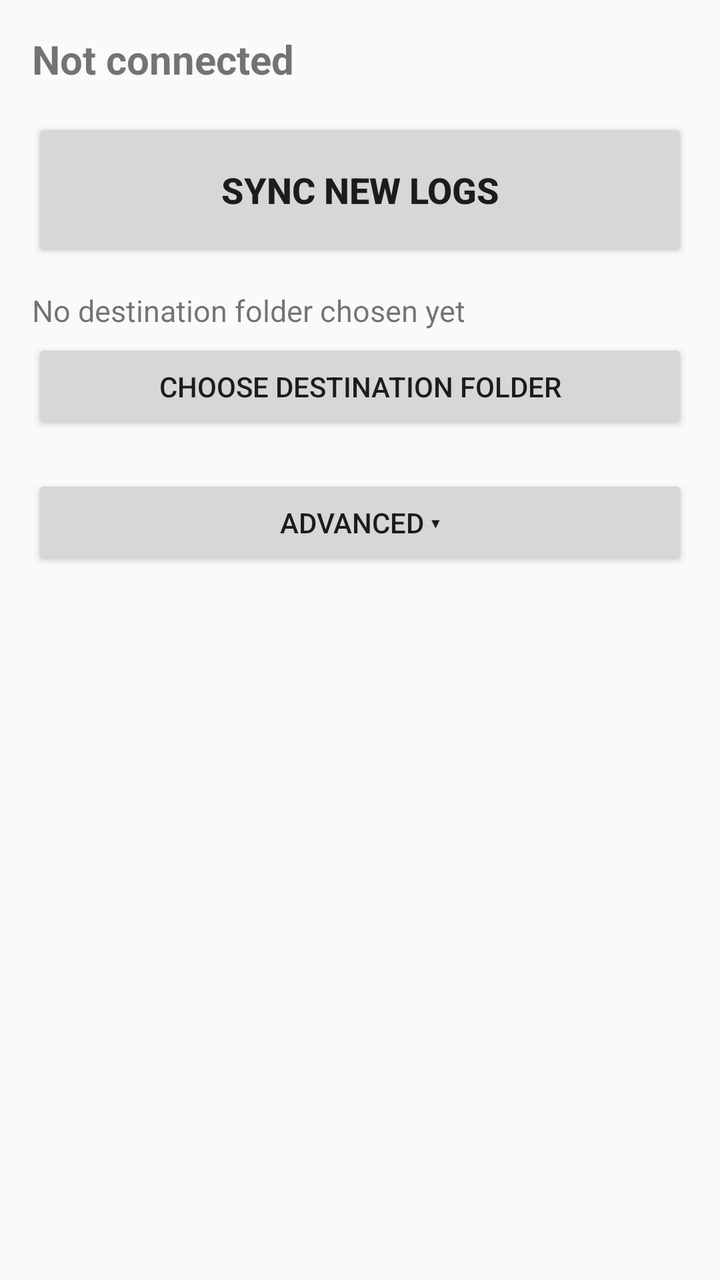
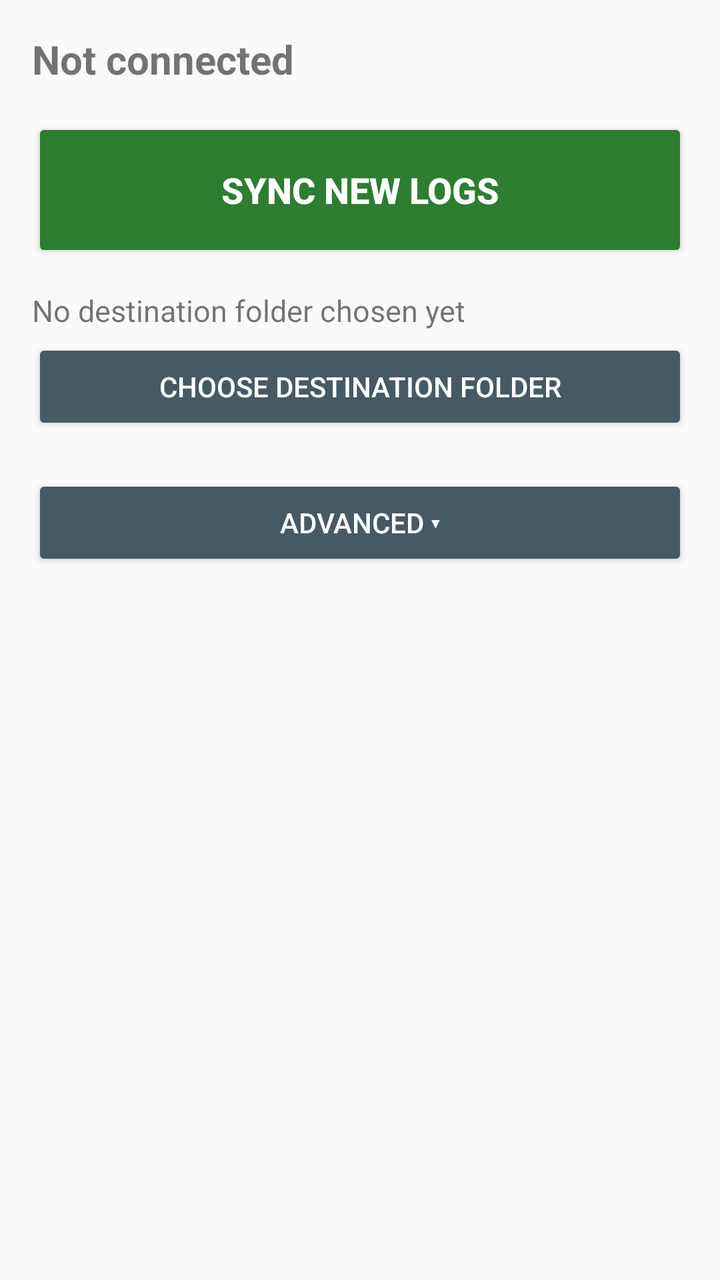

Before-and-after screenshots of an Android layout around one commit, followed by the original layout XML and the change that was made.
<!-- AndroidManifest.xml: application theme Theme.AppCompat.DayNight.NoActionBar -->
<!-- res/layout/activity_main.xml -->
<?xml version="1.0" encoding="utf-8"?>
<ScrollView xmlns:android="http://schemas.android.com/apk/res/android"
    android:layout_width="match_parent"
    android:layout_height="match_parent"
    android:padding="16dp">

    <LinearLayout
        android:layout_width="match_parent"
        android:layout_height="wrap_content"
        android:orientation="vertical">

        
        <TextView
            android:id="@+id/status"
            android:layout_width="match_parent"
            android:layout_height="wrap_content"
            android:textSize="20sp"
            android:textStyle="bold"
            android:text="@string/status_disconnected" />

        
        <TextView
            android:id="@+id/warning"
            android:layout_width="match_parent"
            android:layout_height="wrap_content"
            android:background="#8B0000"
            android:textColor="#FFFFFF"
            android:textSize="16sp"
            android:textStyle="bold"
            android:padding="12dp"
            android:layout_marginTop="8dp"
            android:visibility="gone"
            android:text="@string/warn_not_logging" />

        
        <TextView
            android:id="@+id/progress"
            android:layout_width="match_parent"
            android:layout_height="wrap_content"
            android:layout_marginTop="8dp"
            android:fontFamily="monospace"
            android:textSize="15sp"
            android:textStyle="bold"
            android:visibility="gone"
            android:text="" />

        
        <TextView
            android:id="@+id/summary"
            android:layout_width="match_parent"
            android:layout_height="wrap_content"
            android:layout_marginTop="8dp"
            android:textSize="16sp"
            android:visibility="gone"
            android:text="" />

        
        <Button
            android:id="@+id/btnSync"
            android:layout_width="match_parent"
            android:layout_height="72dp"
            android:layout_marginTop="16dp"
            android:textSize="18sp"
            android:textStyle="bold"
            android:text="@string/btn_sync" />

        
        <TextView
            android:id="@+id/dest"
            android:layout_width="match_parent"
            android:layout_height="wrap_content"
            android:layout_marginTop="14dp"
            android:textSize="15sp"
            android:text="@string/dest_unset" />

        <Button
            android:id="@+id/btnDest"
            android:layout_width="match_parent"
            android:layout_height="wrap_content"
            android:layout_marginTop="4dp"
            android:text="@string/btn_dest" />

        
        <Button
            android:id="@+id/btnAdvanced"
            android:layout_width="match_parent"
            android:layout_height="wrap_content"
            android:layout_marginTop="20dp"
            android:text="@string/btn_advanced_show" />

        <LinearLayout
            android:id="@+id/advanced"
            android:layout_width="match_parent"
            android:layout_height="wrap_content"
            android:orientation="vertical"
            android:visibility="gone">

            <Button
                android:id="@+id/btnConnect"
                android:layout_width="match_parent"
                android:layout_height="wrap_content"
                android:layout_marginTop="8dp"
                android:text="@string/btn_connect" />

            <Button
                android:id="@+id/btnMount"
                android:layout_width="match_parent"
                android:layout_height="wrap_content"
                android:layout_marginTop="8dp"
                android:text="@string/btn_mount" />

            <Button
                android:id="@+id/btnRestore"
                android:layout_width="match_parent"
                android:layout_height="wrap_content"
                android:layout_marginTop="8dp"
                android:text="@string/btn_restore" />

            <Button
                android:id="@+id/btnRestoreEcu"
                android:layout_width="match_parent"
                android:layout_height="wrap_content"
                android:layout_marginTop="8dp"
                android:text="@string/btn_restore_ecu" />

            <Button
                android:id="@+id/btnForget"
                android:layout_width="match_parent"
                android:layout_height="wrap_content"
                android:layout_marginTop="8dp"
                android:text="@string/btn_forget" />
        </LinearLayout>

        <TextView
            android:id="@+id/log"
            android:layout_width="match_parent"
            android:layout_height="wrap_content"
            android:layout_marginTop="20dp"
            android:fontFamily="monospace"
            android:textIsSelectable="true"
            android:textSize="12sp"
            android:text="" />
    </LinearLayout>
</ScrollView>
<!-- resources referenced by this layout -->
<resources>
  <string name="btn_advanced_show">Advanced ▾</string>
  <string name="btn_connect">Reconnect</string>
  <string name="btn_dest">Choose destination folder</string>
  <string name="btn_forget">Forget sync history (re-copy everything)</string>
  <string name="btn_mount">Mount card to phone (manual)</string>
  <string name="btn_restore">Return card to ECU</string>
  <string name="btn_restore_ecu">Force ECU logging</string>
  <string name="btn_sync">SYNC NEW LOGS</string>
  <string name="dest_unset">No destination folder chosen yet</string>
  <string name="status_disconnected">Not connected</string>
  <string name="warn_not_logging">ECU IS NOT LOGGING\nThe card is mounted to the phone. Use \"Return to ECU\" before driving.</string>
</resources>

<!-- the commit's change to res/layout/activity_main.xml (unified diff, before → after) -->
@@ -62,6 +62,8 @@
             android:layout_marginTop="16dp"
             android:textSize="18sp"
             android:textStyle="bold"
+            android:backgroundTint="@color/action_primary"
+            android:textColor="#FFFFFF"
             android:text="@string/btn_sync" />
 
         
@@ -75,6 +77,8 @@
 
         <Button
             android:id="@+id/btnDest"
+            android:backgroundTint="@color/action_neutral"
+            android:textColor="#FFFFFF"
             android:layout_width="match_parent"
             android:layout_height="wrap_content"
             android:layout_marginTop="4dp"
@@ -83,6 +87,8 @@
         
         <Button
             android:id="@+id/btnAdvanced"
+            android:backgroundTint="@color/action_neutral"
+            android:textColor="#FFFFFF"
             android:layout_width="match_parent"
             android:layout_height="wrap_content"
             android:layout_marginTop="20dp"
@@ -97,6 +103,8 @@
 
             <Button
                 android:id="@+id/btnConnect"
+            android:backgroundTint="@color/action_neutral"
+            android:textColor="#FFFFFF"
                 android:layout_width="match_parent"
                 android:layout_height="wrap_content"
                 android:layout_marginTop="8dp"
@@ -104,6 +112,8 @@
 
             <Button
                 android:id="@+id/btnMount"
+            android:backgroundTint="@color/action_caution"
+            android:textColor="#FFFFFF"
                 android:layout_width="match_parent"
                 android:layout_height="wrap_content"
                 android:layout_marginTop="8dp"
@@ -111,6 +121,8 @@
 
             <Button
                 android:id="@+id/btnRestore"
+            android:backgroundTint="@color/action_primary"
+            android:textColor="#FFFFFF"
                 android:layout_width="match_parent"
                 android:layout_height="wrap_content"
                 android:layout_marginTop="8dp"
@@ -118,6 +130,8 @@
 
             <Button
                 android:id="@+id/btnRestoreEcu"
+            android:backgroundTint="@color/action_caution"
+            android:textColor="#FFFFFF"
                 android:layout_width="match_parent"
                 android:layout_height="wrap_content"
                 android:layout_marginTop="8dp"
@@ -125,6 +139,8 @@
 
             <Button
                 android:id="@+id/btnForget"
+            android:backgroundTint="@color/action_danger"
+            android:textColor="#FFFFFF"
                 android:layout_width="match_parent"
                 android:layout_height="wrap_content"
                 android:layout_marginTop="8dp"
<!-- resource entries referenced after the edit -->
@@ -1,5 +1,9 @@
 <!-- resources referenced by this layout -->
 <resources>
+  <color name="action_caution">#EF6C00</color>
+  <color name="action_danger">#C62828</color>
+  <color name="action_neutral">#455A64</color>
+  <color name="action_primary">#2E7D32</color>
   <string name="btn_advanced_show">Advanced ▾</string>
   <string name="btn_connect">Reconnect</string>
   <string name="btn_dest">Choose destination folder</string>
